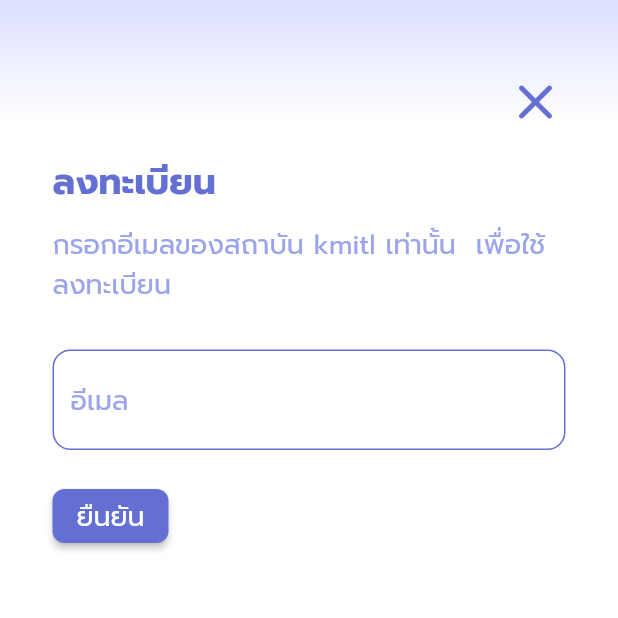
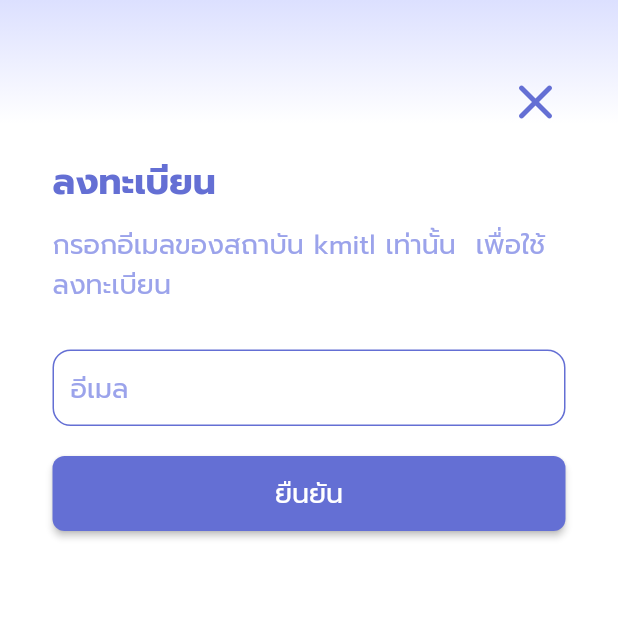
Before and after one commit to Pantawat88/Depression, a Flutter app: the screen it shows after launch, after a tap on "ลงทะเบียน", on a phone screen of 412 x 824 dp, the top half of it. Run offline on Flutter 3.47's test engine with Material 2 defaults, Android fonts, the phone set to English and light mode, and no system bars.

Commit message:
edit button/text

```diff
--- a/app_aceso/lib/constants.dart
+++ b/app_aceso/lib/constants.dart
@@ -52,9 +52,16 @@ const TextStyle tButton = TextStyle(
   fontWeight: FontWeight.w500,
 );
 
-////ฟ้อนสำหรับ text ที่ให้ผู้ใช้กรอก
+////ฟ้อนสำหรับ hinttext
 const TextStyle tTextformfield = TextStyle(
   fontFamily: 'Prompt',
   fontSize: 18.0,
   color: APrimaryLightColor,
 );
+
+////ฟ้อนสำหรับ text ที่ให้ผู้ใช้กรอก
+const TextStyle tKey = TextStyle(
+  fontFamily: 'Prompt',
+  fontSize: 18.0,
+  color: APrimaryColor,
+);
--- a/app_aceso/lib/pages/login.dart
+++ b/app_aceso/lib/pages/login.dart
@@ -22,7 +22,7 @@ class WelcomeLogin extends StatelessWidget {
             width: 180,
             image: AssetImage('assets/appname.png'),
           ),
-          SizedBox(height: 25),
+          SizedBox(height: 40),
           //formLogin
           Form(
             key: _formKey,
@@ -72,7 +72,7 @@ class WelcomeLogin extends StatelessWidget {
               ],
             ),
           ),
-          SizedBox(height: 50),
+          SizedBox(height: 40),
           //ปุ่มเข้าสู่ระบบ
           Padding(
             padding: const EdgeInsets.symmetric(horizontal: 50.0),
--- a/app_aceso/lib/pages/register/register.dart
+++ b/app_aceso/lib/pages/register/register.dart
@@ -4,6 +4,7 @@ import 'package:app_aceso/pages/widget/widget_Textfromfield.dart';
 import 'package:flutter/material.dart';
 
 import '../../constants.dart';
+import '../widget/widget_button.dart';
 
 class RegisterPage extends StatelessWidget {
   RegisterPage({super.key});
@@ -46,10 +47,7 @@ class RegisterPage extends StatelessWidget {
             ),
             SizedBox(height: 20),
             ElevatedButton(
-              child: Text(
-                'ยืนยัน',
-                style: tButton,
-              ),
+              child: ButtonOperation(BTname: 'ยืนยัน'),
               onPressed: () {
                 if (_formKey.currentState!.validate()) {
                   Navigator.push(
--- a/app_aceso/lib/pages/widget/widget_Textfromfield.dart
+++ b/app_aceso/lib/pages/widget/widget_Textfromfield.dart
@@ -17,11 +17,11 @@ class TFFemail extends StatelessWidget {
       keyboardType: TextInputType.emailAddress,
       textInputAction: TextInputAction.next,
       cursorColor: APrimaryColor,
+      style: tKey,
       decoration: InputDecoration(
-        border: null,
-        hintText: 'อีเมล',
-        hintStyle: tTextformfield,
-      ),
+          hintText: 'อีเมล',
+          hintStyle: tTextformfield,
+          contentPadding: EdgeInsets.only(top: 12.0, bottom: 12.0, left: 12.0)),
     );
   }
 }
@@ -41,10 +41,11 @@ class TFFpassword extends StatelessWidget {
       keyboardType: TextInputType.emailAddress,
       textInputAction: TextInputAction.next,
       cursorColor: APrimaryColor,
+      style: tKey,
       decoration: InputDecoration(
-        hintText: "รหัสผ่าน",
-        hintStyle: tTextformfield,
-      ),
+          hintText: "รหัสผ่าน",
+          hintStyle: tTextformfield,
+          contentPadding: EdgeInsets.only(top: 12.0, bottom: 12.0, left: 12.0)),
     );
   }
 }
```
